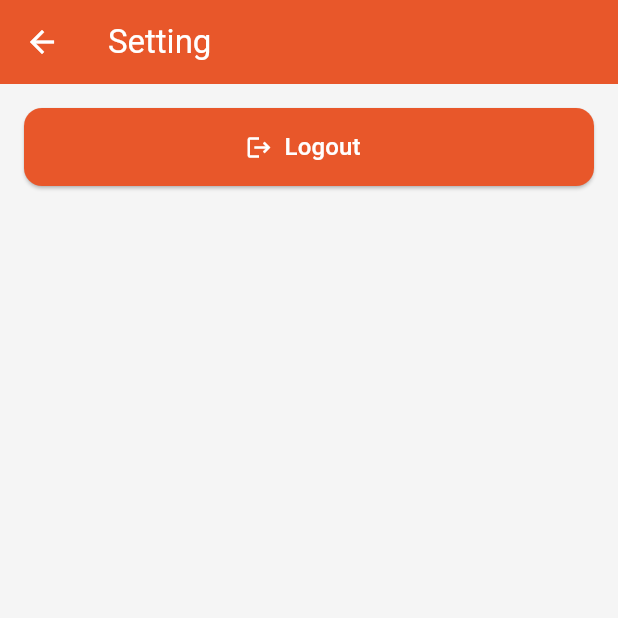
After one commit to satt12/ayocuci-app, a Flutter app: the SettingScreen screen opened directly, on a phone screen of 412 x 824 dp, the top half of it. The commit adds this screen. Run offline on Flutter 3.47's test engine with Material 3 defaults, Android fonts, the phone set to English and light mode, and no system bars; our stand-ins replace dio, shared_preferences; accounts and stored records are empty.

Commit message:
Menambahkan bagian logout kembali

```diff
--- /dev/null
+++ b/mobile/lib/screens/setting_screen.dart
@@ -0,0 +1,105 @@
+import 'package:flutter/material.dart';
+
+import 'package:shared_preferences/shared_preferences.dart';
+
+import '../utils/constants.dart';
+
+import 'onboarding_screen.dart';
+
+
+
+class SettingScreen extends StatelessWidget {
+
+  const SettingScreen({super.key});
+
+
+
+  Future<void> _logout(BuildContext context) async {
+
+    final prefs = await SharedPreferences.getInstance();
+
+    await prefs.remove('token');
+
+    if (context.mounted) {
+
+      Navigator.pushReplacement(
+
+        context,
+
+        MaterialPageRoute(builder: (_) => const OnboardingScreen()),
+
+      );
+
+    }
+
+  }
+
+
+
+  @override
+
+  Widget build(BuildContext context) {
+
+    return Scaffold(
+
+      backgroundColor: const Color(0xFFF5F5F5),
+
+      appBar: AppBar(
+
+        backgroundColor: AppColors.primaryColor,
+
+        title: const Text('Setting', style: TextStyle(color: Colors.white)),
+
+        iconTheme: const IconThemeData(color: Colors.white),
+
+        elevation: 0,
+
+      ),
+
+      body: Padding(
+
+        padding: const EdgeInsets.all(16),
+
+        child: SizedBox(
+
+          width: double.infinity,
+
+          height: 52,
+
+          child: ElevatedButton.icon(
+
+            onPressed: () => _logout(context),
+
+            icon: const Icon(Icons.logout, color: Colors.white),
+
+            label: const Text(
+
+              'Logout',
+
+              style: TextStyle(color: Colors.white, fontSize: 16),
+
+            ),
+
+            style: ElevatedButton.styleFrom(
+
+              backgroundColor: AppColors.primaryColor,
+
+              shape: RoundedRectangleBorder(
+
+                borderRadius: BorderRadius.circular(12),
+
+              ),
+
+            ),
+
+          ),
+
+        ),
+
+      ),
+
+    );
+
+  }
+
+}
```
Also changed, not shown: mobile/lib/screens/dashboard/dashboard_screen.dart (+180 -3 lines).
